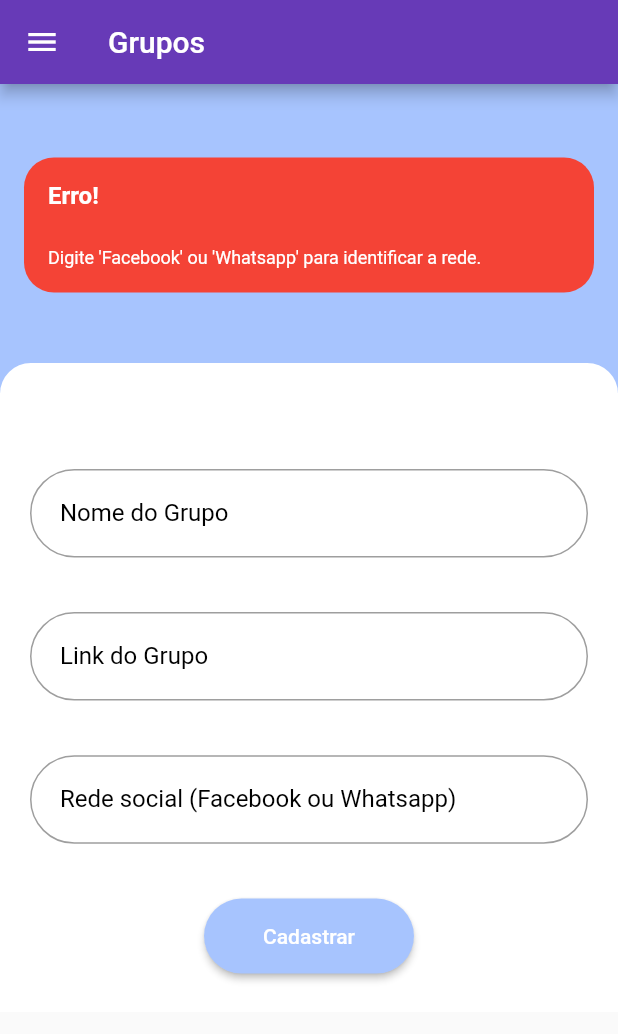
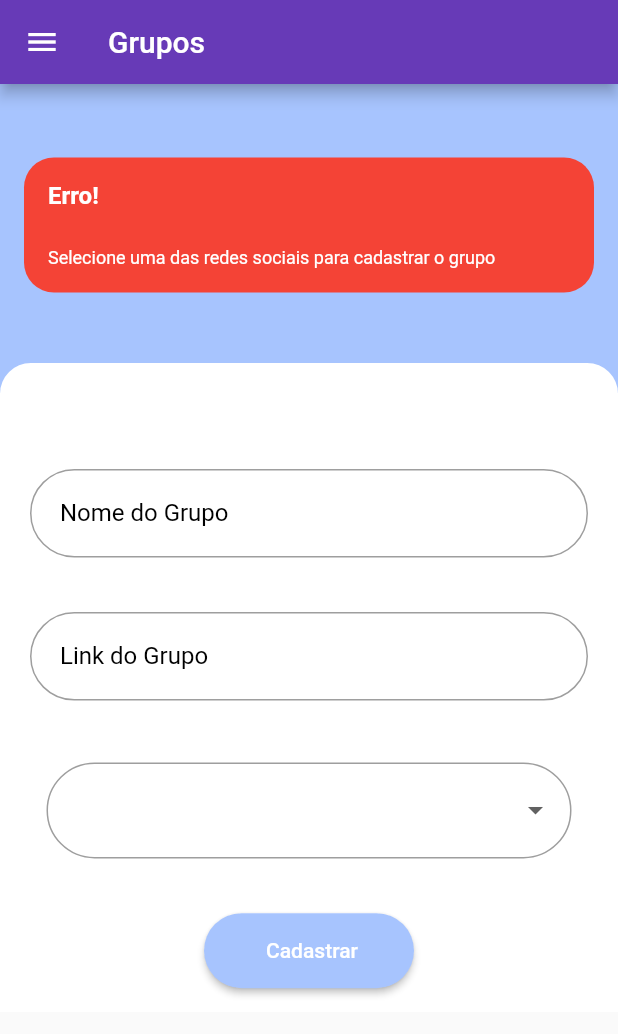
Before and after one commit to ErikSeabra/Projeto.Duda, a Flutter app: the CriarGrupo screen opened directly with empty values, after a tap on "Cadastrar", on a phone screen of 412 x 824 dp. Shown: the top 1034 px of the screen. Run offline on Flutter 3.47's test engine with Material 2 defaults, Android fonts, the phone set to English and light mode, and no system bars; drawn by our look-alikes of progress_state_button; our stand-ins replace cloud_firestore, firebase_auth, firebase_core, geolocator, google_maps_flutter, mask_text_input_formatter and 1 more; missing offline and left inert: dart:ffi; accounts and stored records are empty.

```diff
--- a/lib/CriarGrupo.dart
+++ b/lib/CriarGrupo.dart
@@ -9,6 +9,8 @@ import 'package:flutter/src/widgets/framework.dart';
 import 'package:firebase_auth/firebase_auth.dart';
 import 'package:cloud_firestore/cloud_firestore.dart';
 import 'package:firebase_core/firebase_core.dart';
+import 'package:progress_state_button/iconed_button.dart';
+import 'package:progress_state_button/progress_button.dart';
 
 
 class CriarGrupo extends StatefulWidget {
@@ -30,7 +32,9 @@ class _CriarGrupoState extends State<CriarGrupo> {
   final _url = TextEditingController();
   final _userDoc = TextEditingController();
   final _redeS = TextEditingController();
-
+  List<String> list = <String>['Whatsapp', 'Facebook'];
+  String selectedValue = "";
+  ButtonState stateTextWithIcon = ButtonState.idle;
 
   Future <void> inicializarFirebase() async {
     await Firebase.initializeApp();
@@ -95,8 +99,45 @@ class _CriarGrupoState extends State<CriarGrupo> {
                 InputText(Color.fromARGB(255,167,196,254), "Nome do Grupo", false, controller: _nome),
                 SizedBox(height: size.height*0.02,),
                 InputText(Color.fromARGB(255,167,196,254), "Link do Grupo", false, controller: _url),
-                SizedBox(height: size.height*0.02,),
-                InputText(Color.fromARGB(255,167,196,254), "Rede social (Facebook ou Whatsapp)", false, controller: _redeS),
+                SizedBox(height: size.height*0.05,),
+
+                Container(
+                  width: 350.0,
+                  child: ButtonTheme(
+                    alignedDropdown: true,
+                    child: DropdownButtonFormField<String>(
+                      items: list.map<DropdownMenuItem<String>>((String value) {
+                        return DropdownMenuItem<String>(
+                          value: value.toLowerCase(),
+                          child: Text(value),
+                        );
+                      }).toList(),
+                      decoration: InputDecoration(
+                        contentPadding: EdgeInsets.symmetric(vertical: 20.0, horizontal: 10.0),
+                        labelStyle: TextStyle(
+                          color: Color.fromARGB(255,167,196,254),
+                        ),
+                        border: OutlineInputBorder(
+                          borderRadius: BorderRadius.all(Radius.circular(40.0)),
+                        ),
+                        focusedBorder: OutlineInputBorder(
+                          borderRadius: BorderRadius.all(Radius.circular(40.0)),
+                          borderSide: BorderSide(
+                            color:Color.fromARGB(255, 67, 67, 67),
+                          )
+                        ),
+
+                      ),
+                      onChanged: (String? newValue){
+                        setState(() {
+                          selectedValue = newValue!;
+                        });
+                      },
+                    ),
+                  ),
+                ),
+
+                // InputText(Color.fromARGB(255,167,196,254), "Rede social (Facebook ou Whatsapp)", false, controller: _redeS),
                 SizedBox(height: size.height*0.02,),
 
 
@@ -104,16 +145,40 @@ class _CriarGrupoState extends State<CriarGrupo> {
                   width: 180,
                   height: 70,
                   padding: EdgeInsets.fromLTRB(20, 20, 20, 0),
-                  child: ElevatedButton(
-                    style: ElevatedButton.styleFrom(
-                    primary: Color.fromARGB(255,167,196,254), //Cor do botão
-                    onPrimary: Colors.white, //Cor do trexto dentro do botão
-                    shape: RoundedRectangleBorder( // Deixando o botão circular
-                      borderRadius: BorderRadius.circular(50), // <-- Radius
-                    ),),
-                  child: Text('Cadastrar'),
-                  onPressed: () {addDados(context);},
+                  child: ProgressButton.icon(iconedButtons: {
+                    ButtonState.idle: IconedButton(
+                      color: Color.fromARGB(255,167,196,254),
+                      text: "Cadastrar",
                     ),
+                    ButtonState.loading: IconedButton(
+                      icon: Icon(Icons.send, color: Colors.white),
+                      color: Color.fromARGB(255,167,196,254),
+                      text: "Carregando",
+                    ),
+                    ButtonState.fail: IconedButton(
+                      color: Color.fromARGB(255,167,196,254),
+                      text: "Cadastrar",
+                    ),
+                    ButtonState.success: IconedButton(
+                      text: "Sucesso",
+                      color: Colors.green.shade400
+                    ),},
+                    onPressed: () {
+                      addDados(context);
+                    },
+                    state: stateTextWithIcon,
+                  ),
+
+                  // child: ElevatedButton(
+                  //   style: ElevatedButton.styleFrom(
+                  //   primary: Color.fromARGB(255,167,196,254), //Cor do botão
+                  //   onPrimary: Colors.white, //Cor do trexto dentro do botão
+                  //   shape: RoundedRectangleBorder( // Deixando o botão circular
+                  //     borderRadius: BorderRadius.circular(50), // <-- Radius
+                  //   ),),
+                  // child: Text('Cadastrar'),
+                  // onPressed: () {addDados(context);},
+                  // ),
                 ),
               ],
             )
@@ -126,15 +191,17 @@ class _CriarGrupoState extends State<CriarGrupo> {
     );
   }
   void addDados(BuildContext ctx){
+    setState(() {
+      stateTextWithIcon = ButtonState.loading;
+    });
     Grupo l = new Grupo();
     l.nome = _nome.text.toString().trim();
     l.url = _url.text.toString().trim();
     l.user_doc = widget.email.trim();
-    l.rede = _redeS.text.toString().trim();
+    l.rede = selectedValue.trim();
     l.dt = DateTime.now();
-    print(_redeS.text.toUpperCase());
 
-    if (_redeS.text.toUpperCase().trim() == "FACEBOOK" || _redeS.text.toUpperCase() == "WHATSAPP") {
+    if (l.rede.toUpperCase().trim() == "FACEBOOK" || l.rede.toUpperCase() == "WHATSAPP") {
       CollectionReference instanciaColecao = FirebaseFirestore.instance.collection("groups");
       Future <void> addGroup(){
         return instanciaColecao
@@ -143,6 +210,9 @@ class _CriarGrupoState extends State<CriarGrupo> {
         .then((value) {
           print("Grupo adicionado");
           _abreOutraTela(ctx, Grupos());
+          setState(() {
+            stateTextWithIcon = ButtonState.idle;
+          });
           ScaffoldMessenger.of(context).showSnackBar(
           SnackBar(
             content: ErrorMessage("Sucesso","Grupo cadastrado com sucesso!", Colors.green),
@@ -156,6 +226,9 @@ class _CriarGrupoState extends State<CriarGrupo> {
         )
         .catchError((onError){
           print("Error ${onError.toString()}");
+          setState(() {
+            stateTextWithIcon = ButtonState.idle;
+          });
           ScaffoldMessenger.of(context).showSnackBar(
             SnackBar(
               content: ErrorMessage("Erro",onError.toString(), Colors.red),
@@ -169,9 +242,12 @@ class _CriarGrupoState extends State<CriarGrupo> {
       }
       addGroup();
     }else{
+      setState(() {
+        stateTextWithIcon = ButtonState.idle;
+      });
       ScaffoldMessenger.of(context).showSnackBar(
         SnackBar(
-          content: ErrorMessage("Erro!","Digite 'Facebook' ou 'Whatsapp' para identificar a rede.", Colors.red),
+          content: ErrorMessage("Erro!","Selecione uma das redes sociais para cadastrar o grupo", Colors.red),
           behavior: SnackBarBehavior.floating,
           backgroundColor: Colors.transparent,
           margin: EdgeInsets.only(bottom: 615),
```
Also changed, not shown: lib/Grupos.dart (+59 -59 lines). Lines whose indentation alone changed are shown as unchanged.
